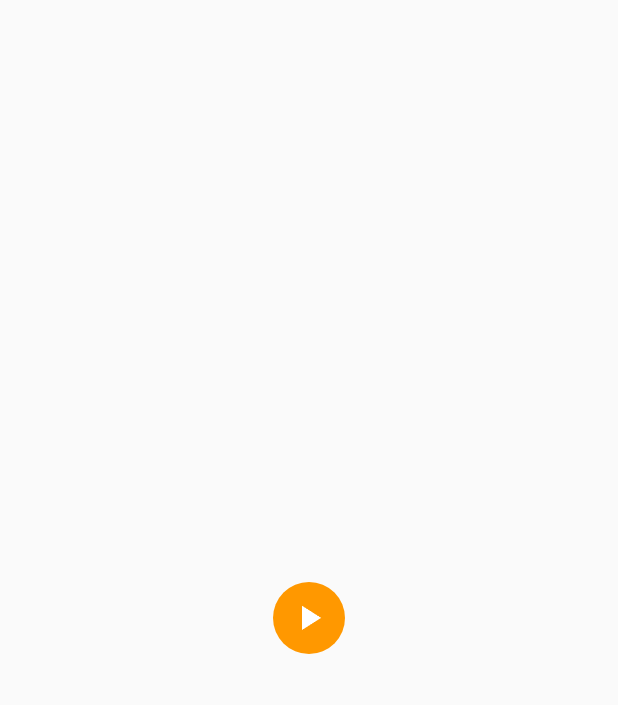
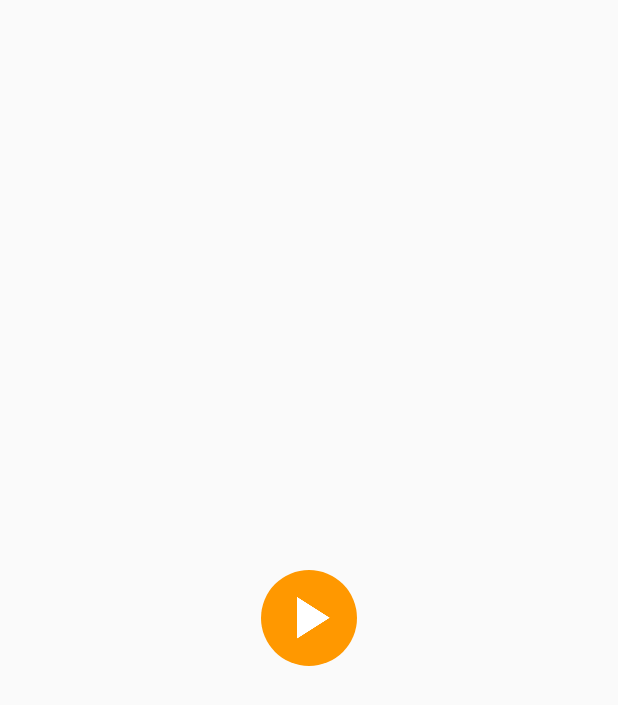
Before and after one commit to indywidualny/Centrum.fm, an Android app: the layout widget_quick_play.xml on its own in the app's theme, with its tools: preview values and no code run, on a phone screen of 412 x 824 dp. Shown: the top 705 px of the screen. Run offline under Robolectric (Android 15) with nearby library versions, the phone set to English and light mode, and no system bars.

Commit message:
improve widget layout

```diff
--- a/app/src/main/res/drawable/widget_preview.xml
+++ b/app/src/main/res/drawable/widget_preview.xml
@@ -1,8 +1,7 @@
 <?xml version="1.0" encoding="utf-8"?>
 <layer-list xmlns:android="http://schemas.android.com/apk/res/android">
 
-    <item android:drawable="@drawable/ic_play_arrow_white_48dp"
-        android:padding="10dp" />
     <item android:drawable="@drawable/background_circle" />
+    <item android:drawable="@drawable/ic_play_arrow_white_48dp" />
 
 </layer-list>
--- a/app/src/main/res/layout/widget_quick_play.xml
+++ b/app/src/main/res/layout/widget_quick_play.xml
@@ -3,19 +3,19 @@
     xmlns:android="http://schemas.android.com/apk/res/android"
     android:layout_width="match_parent"
     android:layout_height="match_parent"
-    android:layout_margin="5dp"
+    android:layout_margin="12dp"
     android:background="@android:color/transparent">
 
     <ImageView
         android:id="@+id/button"
-        android:layout_width="48dp"
-        android:layout_height="48dp"
-        android:padding="10dp"
+        android:layout_width="wrap_content"
+        android:layout_height="wrap_content"
+        android:padding="8dp"
         android:src="@drawable/ic_play_arrow_white_48dp"
         android:background="@drawable/background_circle"
         android:contentDescription="@string/action_play_stop"
         android:layout_centerInParent="true"
-        android:scaleType="fitCenter"
+        android:adjustViewBounds="true"
         />
 
 </RelativeLayout>
```
